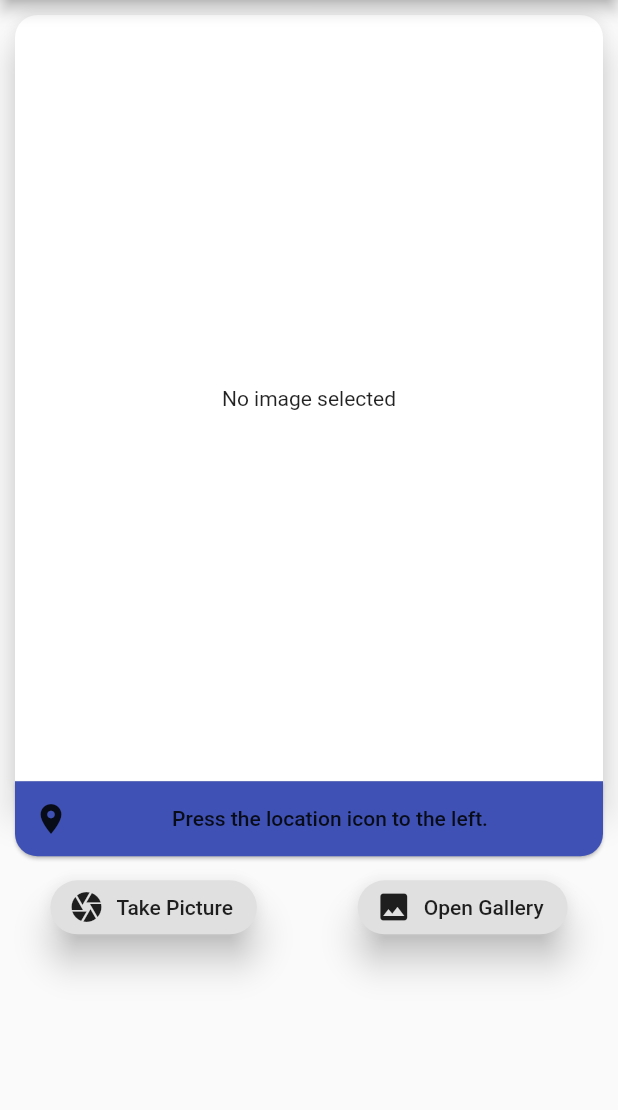
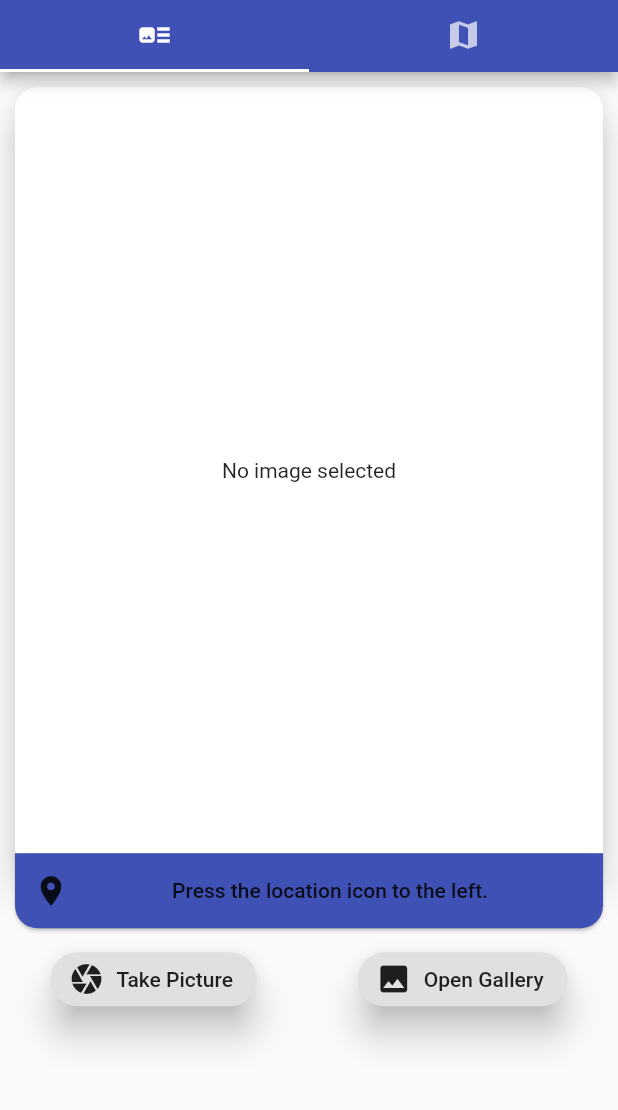
Before and after one commit to Mayur1009/CropIdentification, a Flutter app: the screen it shows after launch, on a phone screen of 412 x 824 dp, the part 84-1194 px from its top. Run offline on Flutter 3.47's test engine with Material 2 defaults, Android fonts, the phone set to English and light mode, and no system bars; our stand-ins replace cloud_firestore, dynamic_theme, firebase_storage, flutter_map, image_picker, latlong and 2 more; missing offline and left inert: geocoder, tflite; accounts and stored records are empty; project files that could hold a hidden picture were left out.

```diff
--- a/lib/screens/home_page.dart
+++ b/lib/screens/home_page.dart
@@ -7,6 +7,7 @@ import 'package:tflite/tflite.dart';
 import '../widgets/scaffold_body_landscape.dart';
 import '../widgets/scaffold_body_potrait.dart';
 import '../providers/image_object.dart';
+import '../widgets/maptab.dart';
 
 class MyHomePage extends StatefulWidget {
   @override
@@ -54,8 +55,20 @@ class _MyHomePageState extends State<MyHomePage> {
               : Brightness.dark);
     }
 
-    return Scaffold(
+    return DefaultTabController(
+      length: 2,
+      child: Scaffold(
         appBar: AppBar(
+          bottom: TabBar(
+            tabs: <Widget>[
+              Tab(
+                icon: Icon(Icons.art_track),
+              ),
+              Tab(
+                icon: Icon(Icons.map),
+              ),
+            ],
+          ),
           title: Text(
             'Crop Identification App',
             style: TextStyle(
@@ -87,9 +100,19 @@ class _MyHomePageState extends State<MyHomePage> {
             ),
           ],
         ),
-      body: orientation == Orientation.portrait
+        body: TabBarView(
+          physics: NeverScrollableScrollPhysics(),
+          children: <Widget>[
+            orientation == Orientation.portrait
                 ? SingleChildScrollView(child: PotraitBody())
                 : LandscapeBody(),
+            Maptab(),
+          ],
+        ),
+//        orientation == Orientation.portrait
+//            ? SingleChildScrollView(child: PotraitBody())
+//            : LandscapeBody(),
+      ),
     );
   }
 }
--- a/pubspec.yaml
+++ b/pubspec.yaml
@@ -33,6 +33,8 @@ dependencies:
   firebase_storage: ^3.1.5
   path_provider: ^1.6.7
   cloud_firestore:
+  flutter_map: ^0.9.0
+  latlong: ^0.6.1
 
 
 
```
Also changed, not shown: lib/providers/image_object.dart (+11 -4 lines), lib/widgets/maptab.dart (added, +87 -0 lines), pubspec.lock, 1 other file. Lines whose indentation alone changed are shown as unchanged.
